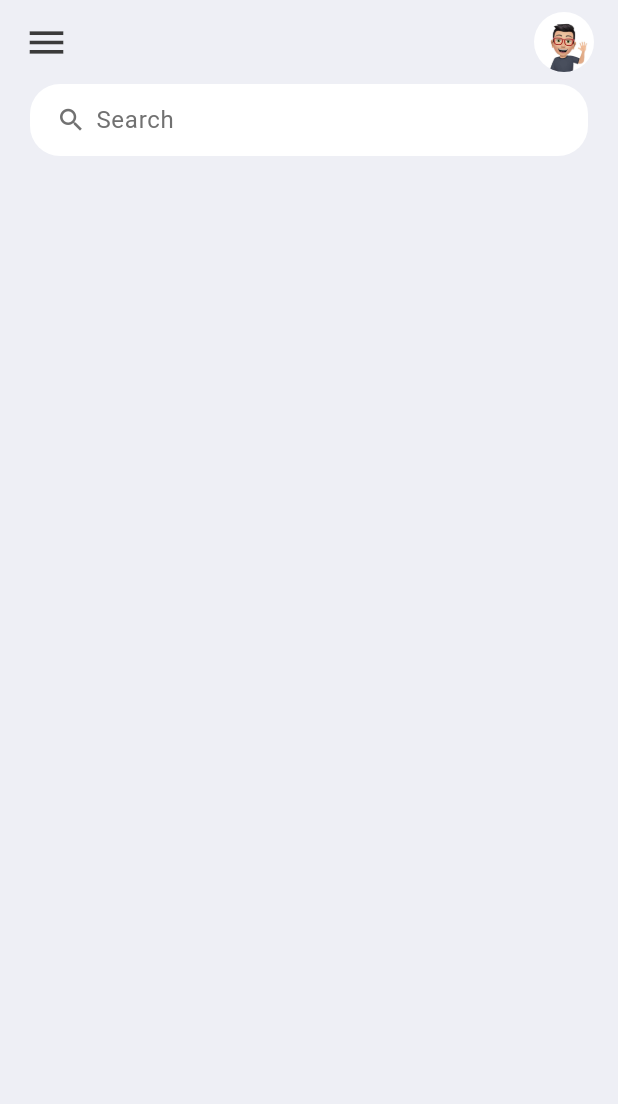
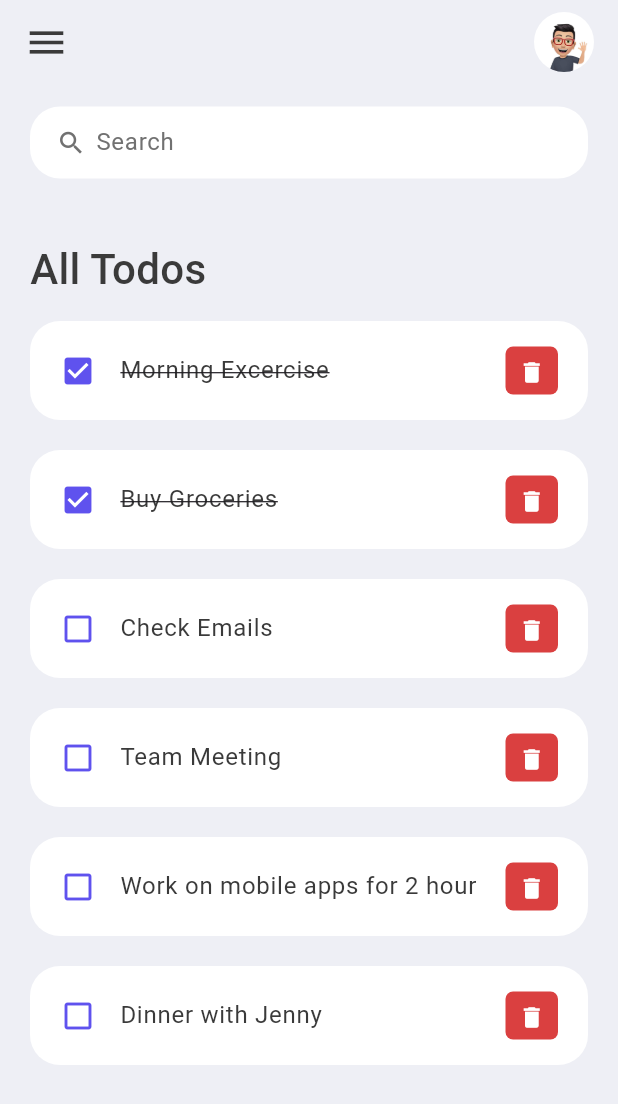
Before and after one commit to hinga-/study-flutter, a Flutter app: the screen it shows after launch, on a phone screen of 412 x 824 dp. Shown: the top 1104 px of the screen. Run offline on Flutter 3.47's test engine with Material 3 defaults, Android fonts, the phone set to English and light mode, and no system bars.

Commit message:
WIP Create a ToDo layout using dummy data

```diff
--- /dev/null
+++ b/todo_app/lib/model/todo.dart
@@ -0,0 +1,34 @@
+class ToDo {
+  String? id;
+  String? todoText;
+  bool isDone;
+
+  ToDo({
+    required this.id,
+    required this.todoText,
+    this.isDone = false,
+  });
+
+  static List<ToDo> todoList() {
+    return [
+      ToDo(id: '01', todoText: 'Morning Excercise', isDone: true),
+      ToDo(id: '02', todoText: 'Buy Groceries', isDone: true),
+      ToDo(
+        id: '03',
+        todoText: 'Check Emails',
+      ),
+      ToDo(
+        id: '04',
+        todoText: 'Team Meeting',
+      ),
+      ToDo(
+        id: '05',
+        todoText: 'Work on mobile apps for 2 hour',
+      ),
+      ToDo(
+        id: '06',
+        todoText: 'Dinner with Jenny',
+      ),
+    ];
+  }
+}
--- a/todo_app/lib/screens/home.dart
+++ b/todo_app/lib/screens/home.dart
@@ -1,8 +1,24 @@
 import 'package:flutter/material.dart';
 import 'package:todo_app/constants/colors.dart';
+import 'package:todo_app/model/todo.dart';
+import 'package:todo_app/widgets/todo_item.dart';
 
-class Home extends StatelessWidget {
+class Home extends StatefulWidget {
   const Home({super.key});
+
+  @override
+  State<Home> createState() => _HomeState();
+}
+
+class _HomeState extends State<Home> {
+  final List<ToDo> todosList = ToDo.todoList();
+  List<ToDo> _foundTodo = [];
+
+  @override
+  void initState() {
+    _foundTodo = todosList;
+    super.initState();
+  }
 
   @override
   Widget build(BuildContext context) {
@@ -10,10 +26,30 @@ class Home extends StatelessWidget {
         backgroundColor: tdBGColor,
         appBar: _buildAppBar(),
         body: Container(
-          padding: const EdgeInsets.symmetric(horizontal: 20),
+          padding: const EdgeInsets.symmetric(horizontal: 20, vertical: 15),
           child: Column(
             children: [
               searchBox(),
+              Expanded(
+                child: ListView(
+                  children: [
+                    Container(
+                      margin: const EdgeInsets.only(top: 40, bottom: 15),
+                      child: const Text(
+                        'All Todos',
+                        style: TextStyle(
+                            color: tdBlack,
+                            fontSize: 28,
+                            fontWeight: FontWeight.w500),
+                      ),
+                    ),
+                    for (ToDo todoItem in _foundTodo)
+                      ToDoItem(
+                        todo: todoItem,
+                      ),
+                  ],
+                ),
+              )
             ],
           ),
         ));
--- /dev/null
+++ b/todo_app/lib/widgets/todo_item.dart
@@ -0,0 +1,59 @@
+import 'package:flutter/material.dart';
+import 'package:todo_app/constants/colors.dart';
+import 'package:todo_app/model/todo.dart';
+
+class ToDoItem extends StatelessWidget {
+  final ToDo todo;
+
+  const ToDoItem({
+    super.key,
+    required this.todo,
+  });
+
+  @override
+  Widget build(BuildContext context) {
+    return Container(
+      margin: const EdgeInsets.only(bottom: 20),
+      child: ListTile(
+        onTap: () {
+          // print('Clicked on Todo Item.');
+        },
+        shape: RoundedRectangleBorder(
+          borderRadius: BorderRadius.circular(20),
+        ),
+        contentPadding: const EdgeInsets.symmetric(horizontal: 20, vertical: 5),
+        tileColor: Colors.white,
+        leading: Icon(
+          todo.isDone ? Icons.check_box : Icons.check_box_outline_blank,
+          color: tdBlue,
+        ),
+        title: Text(
+          todo.todoText!,
+          style: TextStyle(
+            fontSize: 16,
+            color: tdBlack,
+            decoration: todo.isDone ? TextDecoration.lineThrough : null,
+          ),
+        ),
+        trailing: Container(
+          padding: const EdgeInsets.all(0),
+          margin: const EdgeInsets.symmetric(vertical: 12),
+          height: 35,
+          width: 35,
+          decoration: BoxDecoration(
+            color: tdRed,
+            borderRadius: BorderRadius.circular(5),
+          ),
+          child: IconButton(
+            color: Colors.white,
+            iconSize: 18,
+            icon: const Icon(Icons.delete),
+            onPressed: () {
+              // print('Clicked on delete icon');
+            },
+          ),
+        ),
+      ),
+    );
+  }
+}
```
